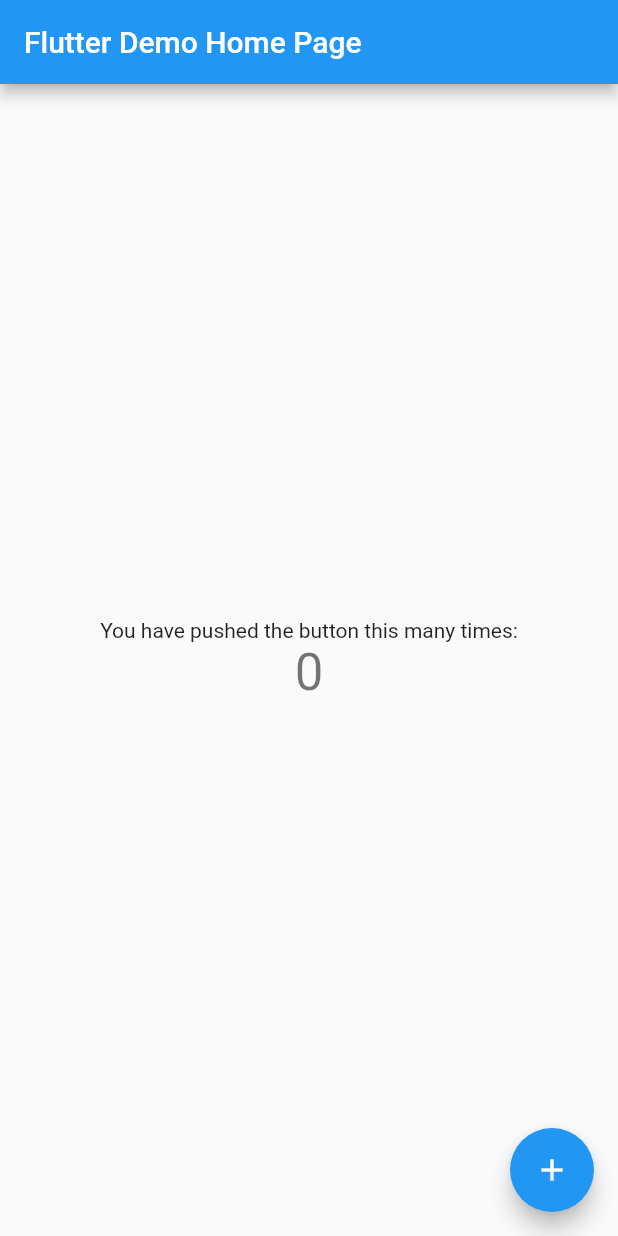
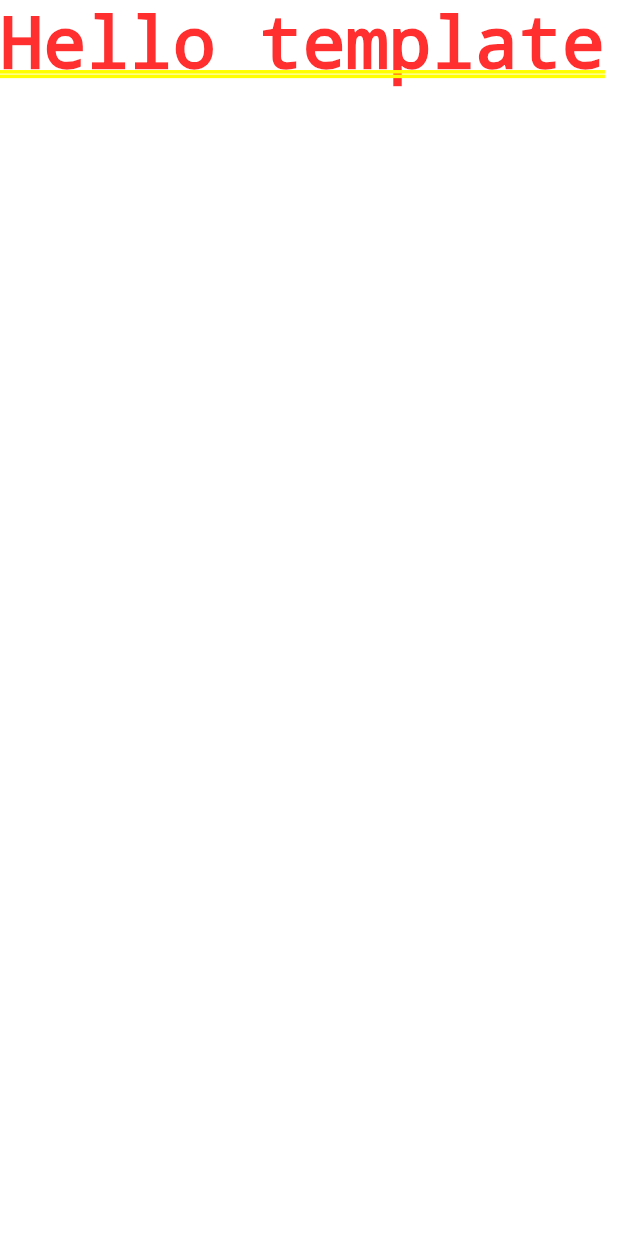
Before and after one commit to KKimj/flutter-template, a Flutter app: the screen it shows after launch, on a phone screen of 412 x 824 dp. Run offline on Flutter 3.47's test engine with Material 2 defaults, Android fonts, the phone set to English and light mode, and no system bars; our stand-ins replace get.

Commit message:
update project architecture files

```diff
--- /dev/null
+++ b/flutter_template_project/lib/app_keys.dart
@@ -0,0 +1,4 @@
+class AppKeys {
+  static String firebaseApiKey = '';
+  static String firestoreProjectId = '';
+}
--- /dev/null
+++ b/flutter_template_project/lib/core_packages.dart
@@ -0,0 +1,3 @@
+import 'package:get/get.dart';
+import 'styles.dart';
+import 'themes.dart';
--- a/flutter_template_project/lib/main.dart
+++ b/flutter_template_project/lib/main.dart
@@ -1,116 +1,6 @@
 import 'package:flutter/material.dart';
-import 'package:get/get.dart';
+import 'package:flutter_template_project/main_scaffold.dart';
 
 void main() {
-  runApp(GetMaterialApp(
-    home: MyApp(),
-  ));
+  runApp(MainScaffold());
 }
-
-class MyApp extends StatelessWidget {
-  // This widget is the root of your application.
-  @override
-  Widget build(BuildContext context) {
-    return MaterialApp(
-      title: 'Flutter Demo',
-      theme: ThemeData(
-        // This is the theme of your application.
-        //
-        // Try running your application with "flutter run". You'll see the
-        // application has a blue toolbar. Then, without quitting the app, try
-        // changing the primarySwatch below to Colors.green and then invoke
-        // "hot reload" (press "r" in the console where you ran "flutter run",
-        // or simply save your changes to "hot reload" in a Flutter IDE).
-        // Notice that the counter didn't reset back to zero; the application
-        // is not restarted.
-        primarySwatch: Colors.blue,
-      ),
-      home: MyHomePage(title: 'Flutter Demo Home Page'),
-    );
-  }
-}
-
-class MyHomePage extends StatefulWidget {
-  MyHomePage({Key key, this.title}) : super(key: key);
-
-  // This widget is the home page of your application. It is stateful, meaning
-  // that it has a State object (defined below) that contains fields that affect
-  // how it looks.
-
-  // This class is the configuration for the state. It holds the values (in this
-  // case the title) provided by the parent (in this case the App widget) and
-  // used by the build method of the State. Fields in a Widget subclass are
-  // always marked "final".
-
-  final String title;
-
-  @override
-  _MyHomePageState createState() => _MyHomePageState();
-}
-
-class _MyHomePageState extends State<MyHomePage> {
-  int _counter = 0;
-
-  void _incrementCounter() {
-    setState(() {
-      // This call to setState tells the Flutter framework that something has
-      // changed in this State, which causes it to rerun the build method below
-      // so that the display can reflect the updated values. If we changed
-      // _counter without calling setState(), then the build method would not be
-      // called again, and so nothing would appear to happen.
-      _counter++;
-    });
-  }
-
-  @override
-  Widget build(BuildContext context) {
-    // This method is rerun every time setState is called, for instance as done
-    // by the _incrementCounter method above.
-    //
-    // The Flutter framework has been optimized to make rerunning build methods
-    // fast, so that you can just rebuild anything that needs updating rather
-    // than having to individually change instances of widgets.
-    return Scaffold(
-      appBar: AppBar(
-        // Here we take the value from the MyHomePage object that was created by
-        // the App.build method, and use it to set our appbar title.
-        title: Text(widget.title),
-      ),
-      body: Center(
-        // Center is a layout widget. It takes a single child and positions it
-        // in the middle of the parent.
-        child: Column(
-          // Column is also a layout widget. It takes a list of children and
-          // arranges them vertically. By default, it sizes itself to fit its
-          // children horizontally, and tries to be as tall as its parent.
-          //
-          // Invoke "debug painting" (press "p" in the console, choose the
-          // "Toggle Debug Paint" action from the Flutter Inspector in Android
-          // Studio, or the "Toggle Debug Paint" command in Visual Studio Code)
-          // to see the wireframe for each widget.
-          //
-          // Column has various properties to control how it sizes itself and
-          // how it positions its children. Here we use mainAxisAlignment to
-          // center the children vertically; the main axis here is the vertical
-          // axis because Columns are vertical (the cross axis would be
-          // horizontal).
-          mainAxisAlignment: MainAxisAlignment.center,
-          children: <Widget>[
-            Text(
-              'You have pushed the button this many times:',
-            ),
-            Text(
-              '$_counter',
-              style: Theme.of(context).textTheme.headline4,
-            ),
-          ],
-        ),
-      ),
-      floatingActionButton: FloatingActionButton(
-        onPressed: _incrementCounter,
-        tooltip: 'Increment',
-        child: Icon(Icons.add),
-      ), // This trailing comma makes auto-formatting nicer for build methods.
-    );
-  }
-}
--- /dev/null
+++ b/flutter_template_project/lib/main_scaffold.dart
@@ -0,0 +1,15 @@
+import 'package:flutter/material.dart';
+import 'package:get/get.dart';
+import 'core_packages.dart';
+import 'views/main_page.dart';
+
+class MainScaffold extends StatelessWidget {
+  @override
+  Widget build(BuildContext context) {
+    return GetMaterialApp(
+      home: MainPage(),
+      theme: null,
+      getPages: null,
+    );
+  }
+}
--- /dev/null
+++ b/flutter_template_project/lib/styles.dart
@@ -0,0 +1,4 @@
+import 'package:flutter/cupertino.dart';
+import 'package:flutter/material.dart';
+
+class Font {}
--- /dev/null
+++ b/flutter_template_project/lib/themes.dart
@@ -0,0 +1,3 @@
+import 'package:flutter/material.dart';
+
+class AppTheme {}
--- /dev/null
+++ b/flutter_template_project/lib/views/main_page.dart
@@ -0,0 +1,10 @@
+import 'package:flutter/material.dart';
+
+class MainPage extends StatelessWidget {
+  @override
+  Widget build(BuildContext context) {
+    return Container(
+      child: Text('Hello template'),
+    );
+  }
+}
```
